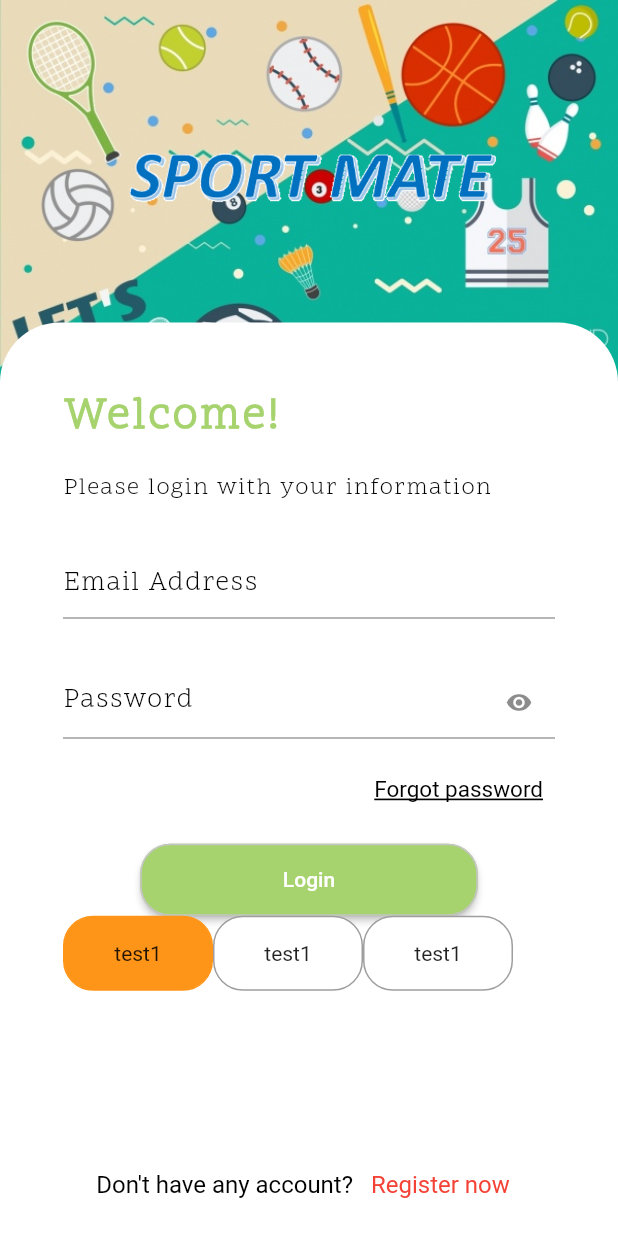
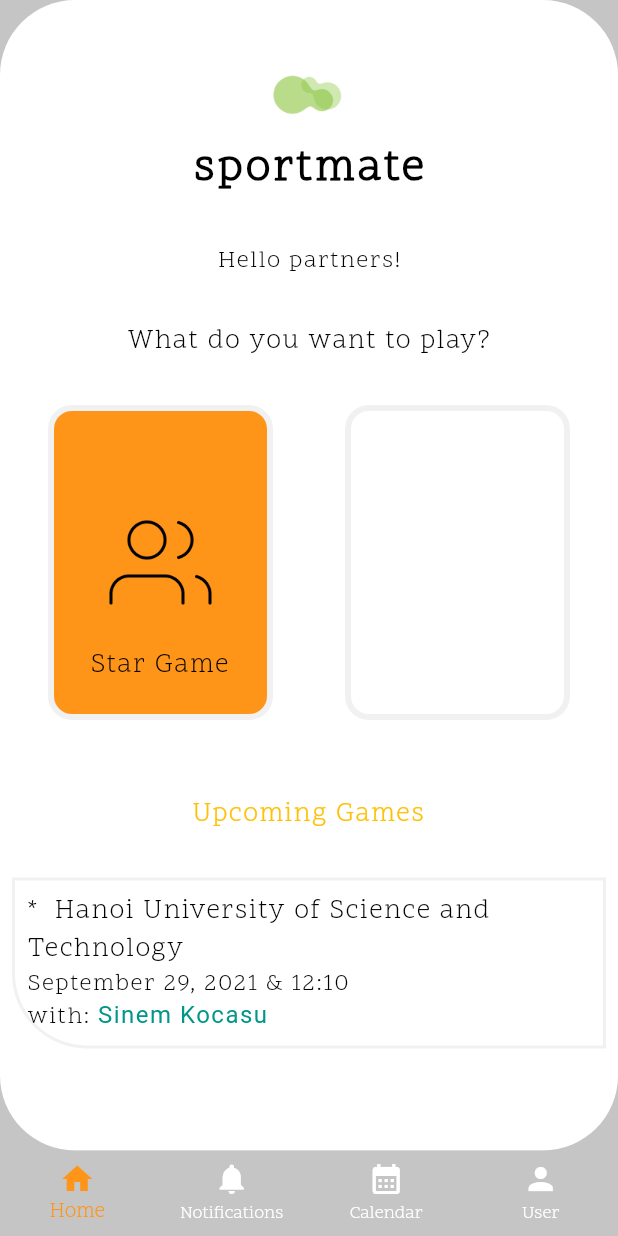
Before and after one commit to AnLac1106/Sport_Mate, a Flutter app: the screen it shows after launch, on a phone screen of 412 x 824 dp. Run offline on Flutter 3.47's test engine with Material 2 defaults, Android fonts, the phone set to English and light mode, and no system bars; our stand-ins replace get.

Commit message:
change theme and add Main Home Page(BottomNavigatorBar) & Home Page

```diff
--- a/lib/main.dart
+++ b/lib/main.dart
@@ -1,25 +1,44 @@
-
-
 import 'package:flutter/material.dart';
 import 'package:get/get.dart';
-import 'package:sport_mate/spm_register_page.dart';
-import 'package:sport_mate/spm_welcome_page.dart';
-import 'package:sport_mate/test.dart';
+import 'package:sport_mate/spm_main_home_page.dart';
+
+import 'common/spm_colors.dart';
 
 void main() {
   runApp(const MyApp());
 }
 
-class MyApp extends StatelessWidget {
+class MyApp extends GetView {
   const MyApp({Key? key}) : super(key: key);
 
   @override
   Widget build(BuildContext context) {
     return GetMaterialApp(
       theme: ThemeData(
-        primarySwatch: Colors.blue,
+        brightness: Brightness.dark,
+        fontFamily: 'Scope One',
+        // primarySwatch: Colors.blue,
+        scaffoldBackgroundColor: Colors.black12,
+        shadowColor: Colors.white,
+        textTheme: const TextTheme(
+          headline1: TextStyle(
+            fontWeight: FontWeight.w900,
+            fontSize: 30.0,
+            color: SPMColors.secondaryColor,
+            letterSpacing: 2.0,
+          ),
+          headline4: TextStyle(
+            fontWeight: FontWeight.w400,
+            fontSize: 18.0,
+          ),
+          bodyText1: TextStyle(
+            fontWeight: FontWeight.w400,
+            fontSize: 16.0,
+          ),
+        ),
       ),
-      home: const SPMWelcomePage(),
+      home: MainHomePage(),
+      // SPMWelcomePage(),
       debugShowCheckedModeBanner: false,
     );
   }
--- /dev/null
+++ b/lib/spm_home_page.dart
@@ -0,0 +1,137 @@
+import 'package:flutter/gestures.dart';
+import 'package:flutter/material.dart';
+import 'package:get/get.dart';
+import 'package:sport_mate/common/spm_colors.dart';
+import 'package:sport_mate/common/spm_text_style.dart';
+
+class SPMHomePage extends GetView {
+  const SPMHomePage({Key? key}) : super(key: key);
+
+  @override
+  Widget build(BuildContext context) {
+    return Scaffold(
+      body: Container(
+        height: double.infinity,
+        width: double.infinity,
+        decoration: BoxDecoration(
+          color: Colors.white,
+          borderRadius: BorderRadius.circular(50),
+        ),
+        child: SingleChildScrollView(
+          child: Padding(
+            padding: const EdgeInsets.only(top: 32, left: 8, right: 8),
+            child: Column(
+              children: [
+                SizedBox(
+                    height: 60,
+                    width: 60,
+                    child: Image.asset('assets/images/SPM_logo.png')),
+                Text('sportmate',
+                    style:
+                        Get.textTheme.headline1?.copyWith(color: Colors.black)),
+                const SizedBox(height: 30),
+                const Text('Hello partners!', style: textStyleNormal),
+                const SizedBox(height: 30),
+                const Text('What do you want to play?',
+                    style: textStyleHeading4),
+                const SizedBox(height: 30),
+                Row(
+                    mainAxisAlignment: MainAxisAlignment.spaceAround,
+                    children: [
+                      GestureDetector(
+                        onTap: (() {}),
+                        child: Container(
+                          padding: const EdgeInsets.all(20),
+                          alignment: Alignment.bottomCenter,
+                          height: 210,
+                          width: 150,
+                          decoration: BoxDecoration(
+                            image: const DecorationImage(
+                              scale: 4.0,
+                              image: ExactAssetImage(
+                                  'assets/images/SPM_users.png'),
+                            ),
+                            color: SPMColors.primaryColor,
+                            borderRadius: BorderRadius.circular(16),
+                            border: Border.all(
+                                width: 4, color: const Color(0xFFF1F1F1)),
+                          ),
+                          child: const Text(
+                            "Star Game",
+                            textAlign: TextAlign.right,
+                            style: textStyleHeading4,
+                          ),
+                        ),
+                      ),
+                      GestureDetector(
+                        onTap: (() {}),
+                        child: Container(
+                          height: 210,
+                          width: 150,
+                          decoration: BoxDecoration(
+                            color: Colors.white,
+                            borderRadius: BorderRadius.circular(16),
+                            border: Border.all(
+                                width: 4, color: const Color(0xFFF1F1F1)),
+                          ),
+                        ),
+                      ),
+                    ]),
+                const SizedBox(height: 50),
+                Text("Upcoming Games",
+                    textAlign: TextAlign.right,
+                    style: textStyleHeading4.copyWith(color: Colors.amber)),
+                const SizedBox(height: 30),
+                Container(
+                  // height: 120,
+                  // width: 330,
+                  decoration: BoxDecoration(
+                    borderRadius: const BorderRadius.only(
+                      topLeft: Radius.zero,
+                      topRight: Radius.zero,
+                      bottomLeft: Radius.circular(50),
+                      bottomRight: Radius.zero,
+                    ),
+                    border:
+                        Border.all(width: 2, color: const Color(0xFFF1F1F1)),
+                  ),
+                  child: Padding(
+                    padding: const EdgeInsets.all(8.0),
+                    child: Column(
+                      mainAxisAlignment: MainAxisAlignment.spaceEvenly,
+                      crossAxisAlignment: CrossAxisAlignment.start,
+                      children: <Widget>[
+                        const Text(
+                          "*  Hanoi University of Science and Technology",
+                          style: textStyleHeading4,
+                        ),
+                        const Text("September 29, 2021 & 12:10",
+                            style: textStyleNormal),
+                        RichText(
+                          text: TextSpan(
+                            text: 'with: ',
+                            style: textStyleNormal,
+                            children: <TextSpan>[
+                              TextSpan(
+                                  text: 'Sinem Kocasu',
+                                  recognizer: TapGestureRecognizer()
+                                    ..onTap = () {
+                                      print("Move to Friend page");
+                                    },
+                                  style: const TextStyle(
+                                      fontSize: 16, color: Color(0xff009688))),
+                            ],
+                          ),
+                        ),
+                      ],
+                    ),
+                  ),
+                )
+              ],
+            ),
+          ),
+        ),
+      ),
+    );
+  }
+}
--- /dev/null
+++ b/lib/spm_main_home_page.dart
@@ -0,0 +1,70 @@
+import 'package:flutter/material.dart';
+import 'package:get/get.dart';
+import 'package:sport_mate/spm_home_page.dart';
+import 'common/spm_colors.dart';
+
+class MainHomePageCtrl extends GetxController {
+  final RxInt _selectedIndex = 0.obs;
+}
+
+class MainHomePage extends GetView<MainHomePageCtrl> {
+  final Widget _spmHomePage = const SPMHomePage();
+  final Widget _spmHomePage1 = const SPMHomePage();
+  final Widget _myHomePage = const SPMHomePage();
+
+  const MainHomePage({Key? key}) : super(key: key);
+  @override
+  MainHomePageCtrl get controller =>
+      Get.put<MainHomePageCtrl>(MainHomePageCtrl());
+
+  void _onItemTapped(int index) {
+    // Obx (controller._selectedIndex.value = index);
+    controller._selectedIndex.value = index;
+  }
+
+  @override
+  Widget build(BuildContext context) {
+    return Scaffold(
+      body: Obx(() => getBody()),
+      bottomNavigationBar: BottomNavigationBar(
+        type: BottomNavigationBarType.fixed,
+        backgroundColor: Colors.black12,
+        elevation: 0.0,
+        items: const <BottomNavigationBarItem>[
+          BottomNavigationBarItem(
+            icon: Icon(Icons.home),
+            label: 'Home',
+          ),
+          BottomNavigationBarItem(
+            icon: Icon(Icons.notifications),
+            label: 'Notifications',
+          ),
+          BottomNavigationBarItem(
+            icon: Icon(Icons.calendar_month),
+            label: 'Calendar',
+          ),
+          BottomNavigationBarItem(
+            icon: Icon(Icons.person),
+            label: 'User',
+          ),
+        ],
+        currentIndex: controller._selectedIndex.value,
+        selectedItemColor: SPMColors.primaryColor,
+        unselectedItemColor: Colors.white,
+        onTap: _onItemTapped,
+      ),
+    );
+  }
+
+  Widget getBody() {
+    if (controller._selectedIndex.value == 0) {
+      return _spmHomePage;
+    } else if (controller._selectedIndex.value == 1) {
+      return _spmHomePage1;
+    } else if (controller._selectedIndex.value == 2) {
+      return _spmHomePage1;
+    } else {
+      return _myHomePage;
+    }
+  }
+}
--- a/lib/spm_welcome_page.dart
+++ b/lib/spm_welcome_page.dart
@@ -6,7 +6,6 @@
 import 'package:sport_mate/common/spm_text_field.dart';
 import 'package:sport_mate/common/spm_text_style.dart';
 import 'package:sport_mate/spm_register_page.dart';
-import 'package:sport_mate/spm_welcome_page.dart';
 import 'common/spm_button.dart';
 
 enum SelectedBox { box1, box2, box3 }
```
Also changed, not shown: assets/images/SPM_logo.png (added), assets/images/SPM_users.png (added).
